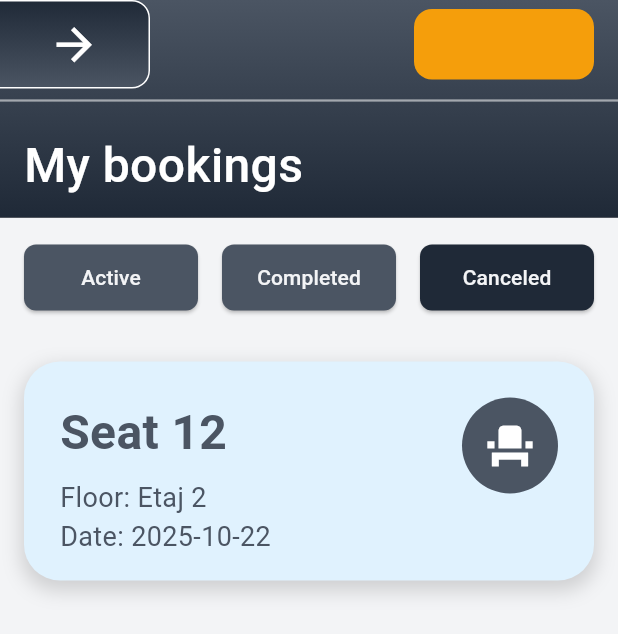
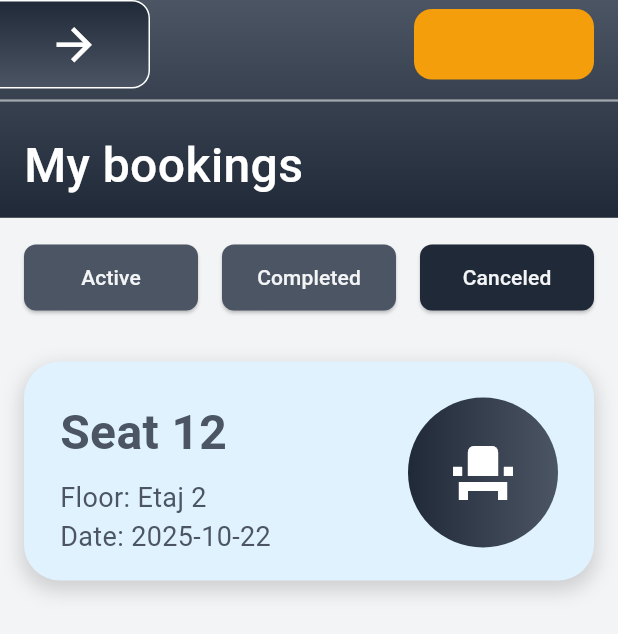
Before and after one commit to ITSSBackToSchool/echipa-3-mobile, a Flutter app: the MyBookingsPage screen opened by its route, after a tap on "Completed", after a tap on "Canceled", on a phone screen of 412 x 824 dp. Shown: the top 634 px of the screen. Run offline on Flutter 3.47's test engine with Material 3 defaults, Android fonts, the phone set to English and light mode, and no system bars; our stand-ins replace table_calendar; network calls fail.

Commit message:
fix design for seat avatar

```diff
--- a/lib/screens/my_bookings_page.dart
+++ b/lib/screens/my_bookings_page.dart
@@ -140,7 +140,7 @@ class _MyBookingsPageState extends State<MyBookingsPage> {
             borderRadius: BorderRadius.circular(25),
           ),
           child: Container(
-            padding: const EdgeInsets.symmetric(vertical: 18, horizontal: 48),
+            padding: const EdgeInsets.symmetric(vertical: 18, horizontal: 64),
             child: const Text(
               'Cancel',
               textAlign: TextAlign.center,
@@ -198,10 +198,19 @@ class _MyBookingsPageState extends State<MyBookingsPage> {
                   ),
                 ),
                 const SizedBox(width: 16),
-                const CircleAvatar(
-                  radius: 32,
-                  backgroundColor: AppColors.albastruInchis,
-                  child: Icon(Icons.event_seat, color: Colors.white, size: 36),
+                Container(
+                  width: 100,
+                  height: 100,
+                  decoration: const BoxDecoration(
+                    shape: BoxShape.circle,
+                    gradient: LinearGradient(
+                      colors: [
+                        AppColors.appBarGradientStart,
+                        AppColors.appBarGradientEnd,
+                      ],
+                    ),
+                  ),
+                  child: const Icon(Icons.event_seat, color: Colors.white, size: 48),
                 ),
               ],
             ),
@@ -264,12 +273,14 @@ class _MyBookingsPageState extends State<MyBookingsPage> {
                     width: 100,
                     height: 100,
                     fit: BoxFit.cover,
-                    errorBuilder: (context, error, stackTrace) =>
-                        const CircleAvatar(
-                      radius: 32,
-                      backgroundColor: AppColors.albastruInchis,
-                      child:
-                          Icon(Icons.image_not_supported, color: Colors.white),
+                    errorBuilder: (context, error, stackTrace) => Container(
+                      width: 100,
+                      height: 100,
+                      decoration: const BoxDecoration(
+                        color: AppColors.albastruInchis,
+                        shape: BoxShape.circle,
+                      ),
+                      child: const Icon(Icons.image_not_supported, color: Colors.white),
                     ),
                   ),
                 ),
```
